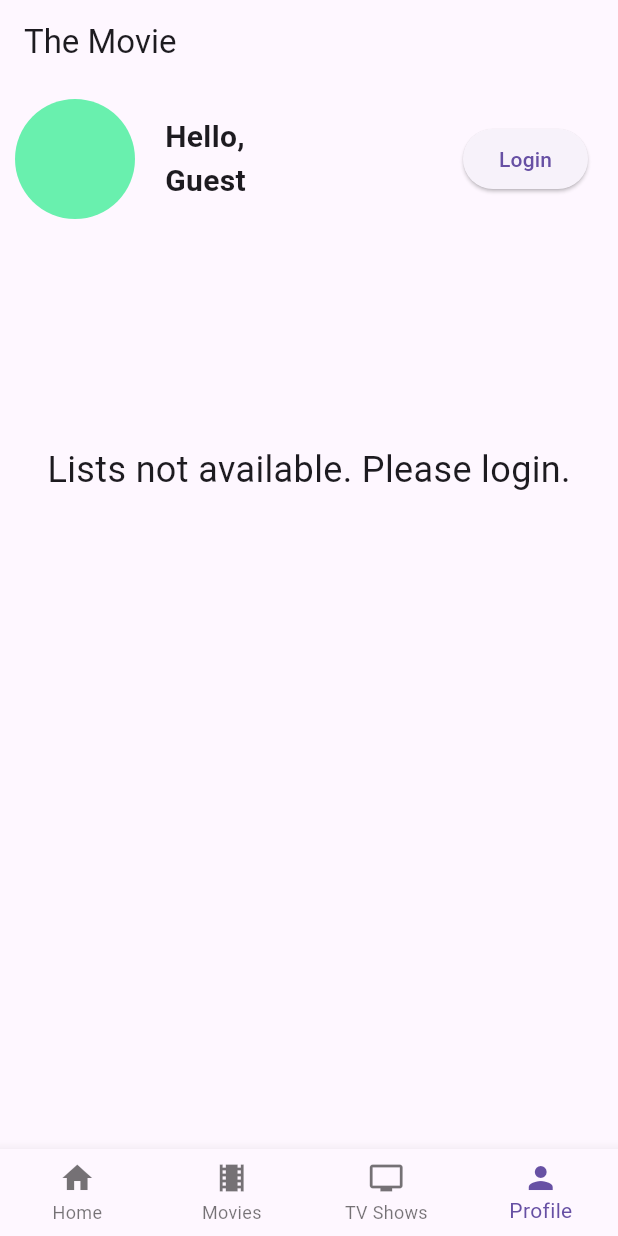
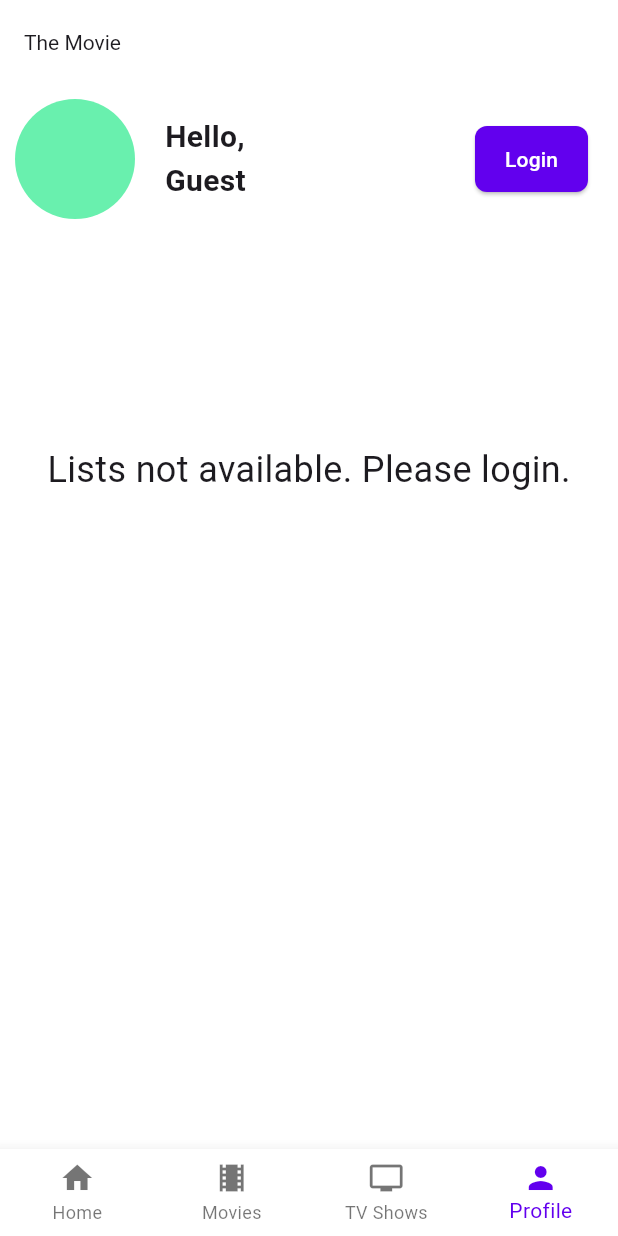
Before and after one commit to alexsedy/the_movie_app, a Flutter app: the screen it shows after launch, item 4 of the bottom bar chosen, on a phone screen of 412 x 824 dp. Run offline on Flutter 3.47's test engine with Material 3 defaults, Android fonts, the light colour scheme and no system bars; our stand-ins replace app_links, cloud_firestore, event_bus, firebase_auth, firebase_core, flutter_secure_storage and 9 more; accounts and stored records are empty; generated files the repository leaves out were written again; network calls fail.

Commit message:
feat: implement app theme and spacing
- Implemented app themes with light and dark color schemes.
- Defined app spacing constants for consistent UI elements.
- Applied the new app theme to the main application.
- Removed deprecated theme-related files.

```diff
--- a/lib/presentation/my_app/my_app.dart
+++ b/lib/presentation/my_app/my_app.dart
@@ -2,6 +2,7 @@ import 'package:flutter/material.dart';
 import 'package:flutter_localizations/flutter_localizations.dart';
 import 'package:the_movie_app/l10n/generated/l10n.dart';
 import 'package:the_movie_app/presentation/features/navigation/main_navigation.dart';
+import 'package:the_movie_app/theme/app_theme.dart';
 
 class MyApp extends StatelessWidget {
   static final mainNavigation = MainNavigation();
@@ -44,6 +45,9 @@ class MyApp extends StatelessWidget {
       },
       routes: mainNavigation.routes,
       onGenerateRoute: mainNavigation.onGenerateRoute,
+      theme: AppTheme.lightTheme,
+      darkTheme: AppTheme.darkTheme,
+      themeMode: ThemeMode.system,
     );
   }
 }
--- a/lib/presentation/theme/app_colors.dart
+++ /dev/null
@@ -1,5 +0,0 @@
-import 'package:flutter/material.dart';
-
-abstract class AppColors{
-  static const mainBlue = Color.fromRGBO(3, 37, 65, 1);
-}
--- /dev/null
+++ b/lib/theme/app_theme.dart
@@ -0,0 +1,83 @@
+import 'package:flutter/material.dart';
+
+class AppTheme {
+  static const _lightColorScheme = ColorScheme(
+    brightness: Brightness.light,
+    primary: Color(0xFF6200EE),
+    onPrimary: Colors.white,
+    secondary: Color(0xFF03DAC6),
+    onSecondary: Colors.black,
+    error: Color(0xFFB00020),
+    onError: Colors.white,
+    surface: Colors.white,
+    onSurface: Colors.black,
+  );
+
+  static const _darkColorScheme = ColorScheme(
+    brightness: Brightness.dark,
+    primary: Color(0xFFBB86FC),
+    onPrimary: Colors.black,
+    secondary: Color(0xFF03DAC6),
+    onSecondary: Colors.black,
+    error: Color(0xFFCF6679),
+    onError: Colors.black,
+    surfaceContainerHighest: Colors.white,
+    surface: Color(0xFF1E1E1E),
+    onSurface: Color(0xFF121212),
+  );
+
+  static ThemeData _baseTheme(ColorScheme colorScheme) {
+    final baseTextTheme = ThemeData().textTheme;
+    final textTheme = baseTextTheme;
+
+
+    return ThemeData(
+      colorScheme: colorScheme,
+      textTheme: textTheme,
+      scaffoldBackgroundColor: colorScheme.background,
+
+      elevatedButtonTheme: ElevatedButtonThemeData(
+        style: ElevatedButton.styleFrom(
+          backgroundColor: colorScheme.primary,
+          foregroundColor: colorScheme.onPrimary,
+          padding: const EdgeInsets.symmetric(vertical: 12, horizontal: 20),
+          shape: RoundedRectangleBorder(
+            borderRadius: BorderRadius.circular(8.0),
+          ),
+        ),
+      ),
+
+      appBarTheme: AppBarTheme(
+        backgroundColor: colorScheme.surface,
+        foregroundColor: colorScheme.onSurface,
+        elevation: 0,
+        titleTextStyle: textTheme.titleLarge,
+      ),
+
+      cardTheme: CardTheme(
+        elevation: 1.0,
+        margin: const EdgeInsets.symmetric(horizontal: 8.0, vertical: 4.0),
+        shape: RoundedRectangleBorder(
+            borderRadius: BorderRadius.circular(12.0),
+            side: BorderSide(color: colorScheme.outlineVariant ?? colorScheme.secondary, width: 0.5)
+        ),
+        color: colorScheme.surface,
+      ),
+
+      inputDecorationTheme: InputDecorationTheme(
+        border: OutlineInputBorder(
+          borderRadius: BorderRadius.circular(8.0),
+          borderSide: BorderSide(color: colorScheme.primary),
+        ),
+        focusedBorder: OutlineInputBorder(
+          borderRadius: BorderRadius.circular(8.0),
+          borderSide: BorderSide(color: colorScheme.primary, width: 2.0),
+        ),
+        labelStyle: textTheme.bodyMedium?.copyWith(color: colorScheme.onSurface.withOpacity(0.7)),
+      ),
+    );
+  }
+
+  static ThemeData lightTheme = _baseTheme(_lightColorScheme);
+  static ThemeData darkTheme = _baseTheme(_darkColorScheme);
+}
```
Also changed, not shown: lib/core/constants/app_spacing.dart (added, +31 -0 lines), lib/presentation/theme/button_style.dart (deleted, +0 -18 lines), lib/presentation/theme/theme.dart (deleted, +0 -9 lines).
